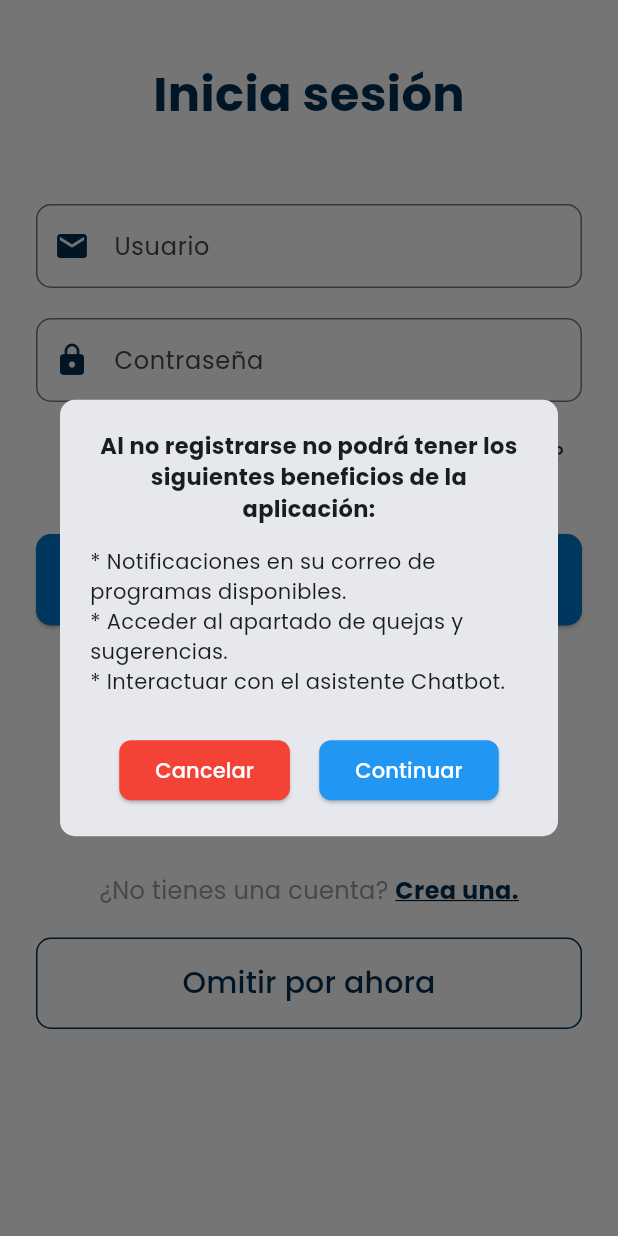
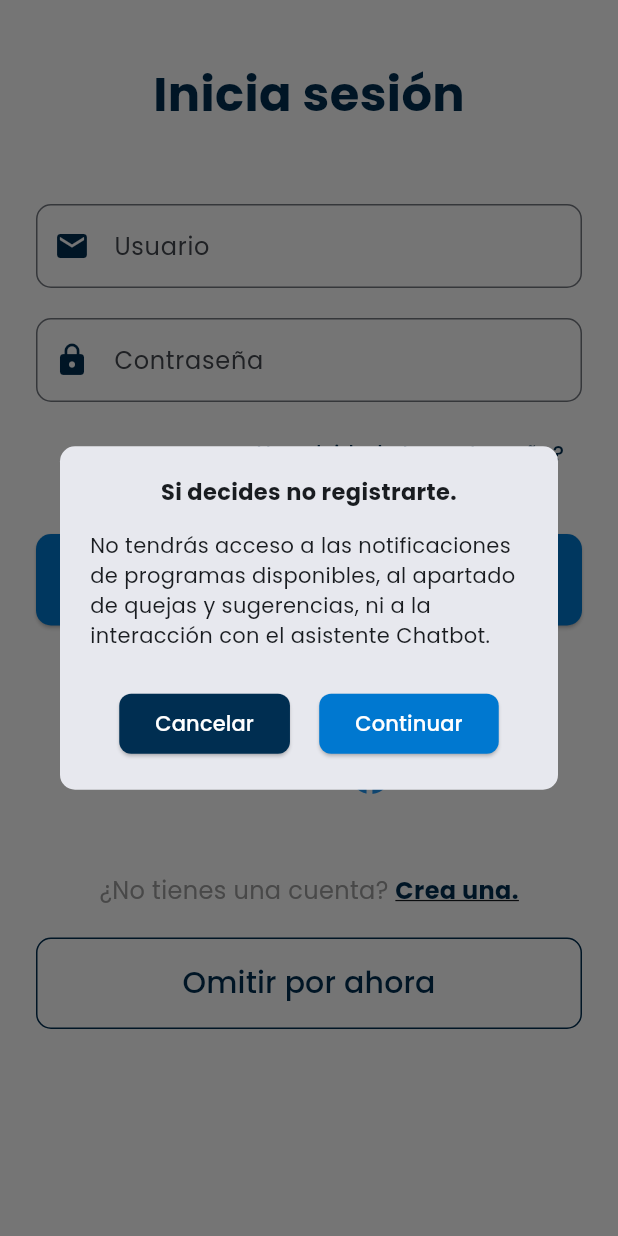
Before and after one commit to ErubielFlota/hackatonGit, a Flutter app: the Autentificacion screen opened directly, after a tap on "Omitir por ahora", on a phone screen of 412 x 824 dp. Run offline on Flutter 3.47's test engine with Material 3 defaults, Android fonts, the phone set to English and light mode, and no system bars; our stand-ins replace cloud_firestore, connectivity_plus, firebase_auth, firebase_core, google_nav_bar, googleapis_auth; missing offline and left inert: googleapis; accounts and stored records are empty.

Commit message:
cambios de color en chat bot y mensaje emergente

```diff
--- a/lib/autentificacion.dart
+++ b/lib/autentificacion.dart
@@ -109,7 +109,7 @@ class AuthPageState extends State<Autentificacion> {
             mainAxisSize: MainAxisSize.min,
             children: [
               const Text(
-                "Al no registrarse no podrá tener los siguientes beneficios de la aplicación:",
+                "Si decides no registrarte.",
                 style: TextStyle(fontWeight: FontWeight.bold, fontSize: 15),
                 textAlign: TextAlign.center,
               ),
@@ -119,9 +119,8 @@ class AuthPageState extends State<Autentificacion> {
                 child: Column(
                   crossAxisAlignment: CrossAxisAlignment.start,
                   children: [
-                    Text("* Notificaciones en su correo de programas disponibles."),
-                    Text("* Acceder al apartado de quejas y sugerencias."),
-                    Text("* Interactuar con el asistente Chatbot."),
+                    Text("No tendrás acceso a las notificaciones de programas disponibles, al apartado de quejas y sugerencias, ni a la interacción con el asistente Chatbot."),
+
                   ],
                 ),
               ),
@@ -132,7 +131,7 @@ class AuthPageState extends State<Autentificacion> {
                   ElevatedButton(
                     onPressed: () => Navigator.pop(context),
                     style: ElevatedButton.styleFrom(
-                      backgroundColor: Colors.red,
+                      backgroundColor: primaryColor.darker,
                       minimumSize: const Size(100, 40),
                       shape: RoundedRectangleBorder(
                         borderRadius: BorderRadius.circular(8),
@@ -150,7 +149,7 @@ class AuthPageState extends State<Autentificacion> {
                       );
                     },
                     style: ElevatedButton.styleFrom(
-                      backgroundColor: Colors.blue,
+                      backgroundColor: primaryColor,
                       minimumSize: const Size(100, 40),
                       shape: RoundedRectangleBorder(
                         borderRadius: BorderRadius.circular(8),
--- a/lib/widgets/chatbot_floating.dart
+++ b/lib/widgets/chatbot_floating.dart
@@ -1,5 +1,6 @@
 import 'package:flutter/material.dart';
 import 'package:prueba2app/pages/chat_panel.dart';
+import 'package:prueba2app/theme/colors.dart';
 
 class ChatbotFloating extends StatefulWidget {
   const ChatbotFloating({super.key});
@@ -25,9 +26,9 @@ class _ChatbotFloatingState extends State<ChatbotFloating> {
               }),
             )
           : FloatingActionButton(
-              backgroundColor: Colors.purple,
+              backgroundColor:primaryColor.darker,
               onPressed: () => setState(() => _isOpen = true),
-              child: const Icon(Icons.chat, color: Colors.white),
+              child: Icon(Icons.chat, color: primaryColor.lighter),
             ),
     );
   }
```
